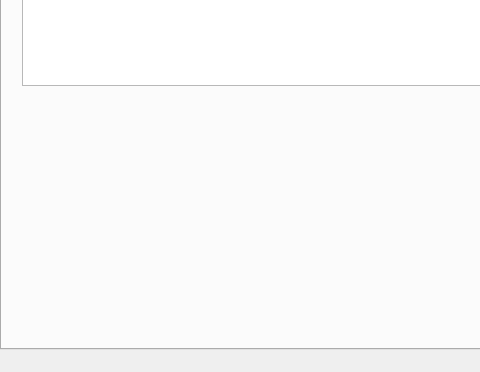
This is Graphics/SagaGui.ui in inexplicable01/saga as Qt 5 draws it before an edit; both pictures show x 0 to 480 and y 291 to 663 of the 1032 by 663 pixel window. The edited form follows.
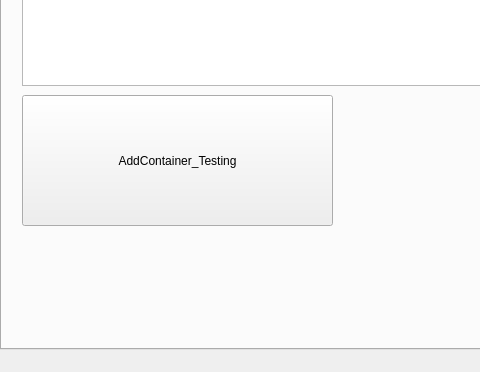
This is the edited form. The open tabs and pages were chosen to show the change.

Commit message: Adding a container button

What changed in the file:
```diff
--- a/Graphics/SagaGui.ui
+++ b/Graphics/SagaGui.ui
@@ -98,6 +98,19 @@
        <string>Container Map</string>
       </property>
      </widget>
+     <widget class="QPushButton" name="addcontainer">
+      <property name="geometry">
+       <rect>
+        <x>20</x>
+        <y>360</y>
+        <width>311</width>
+        <height>131</height>
+       </rect>
+      </property>
+      <property name="text">
+       <string>AddContainer_Testing</string>
+      </property>
+     </widget>
     </widget>
     <widget class="QWidget" name="Container">
      <attribute name="title">
```
Left out of the diff: 2 changed lines with no effect on the pictures. The commit also changes 2 other files.
